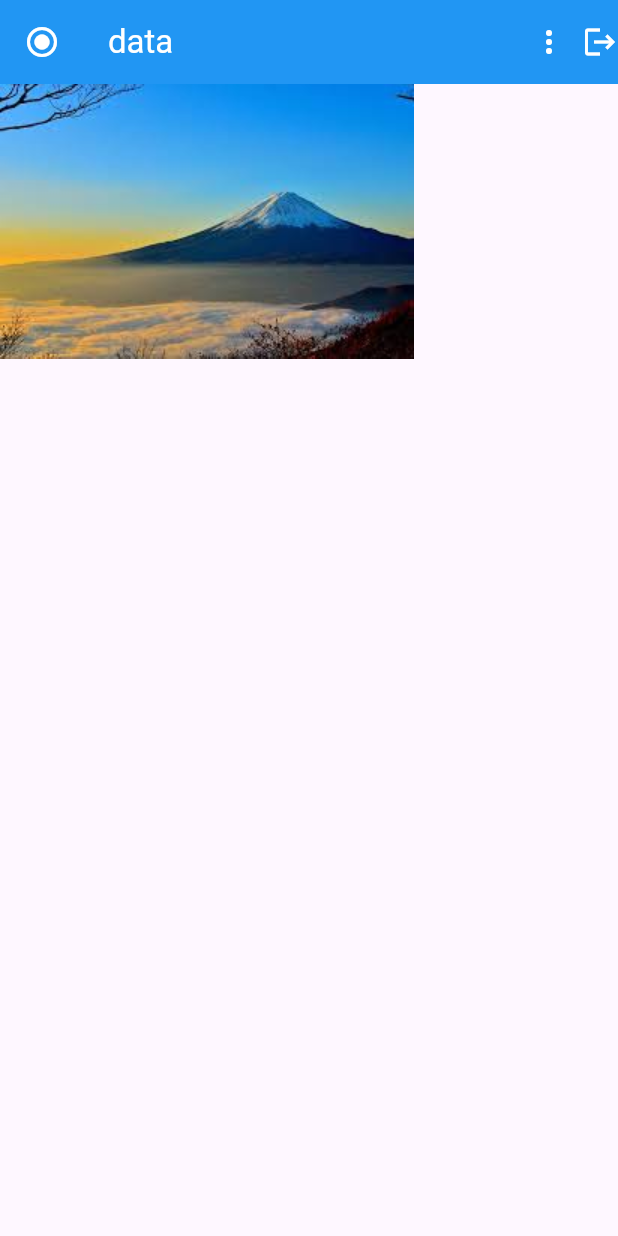
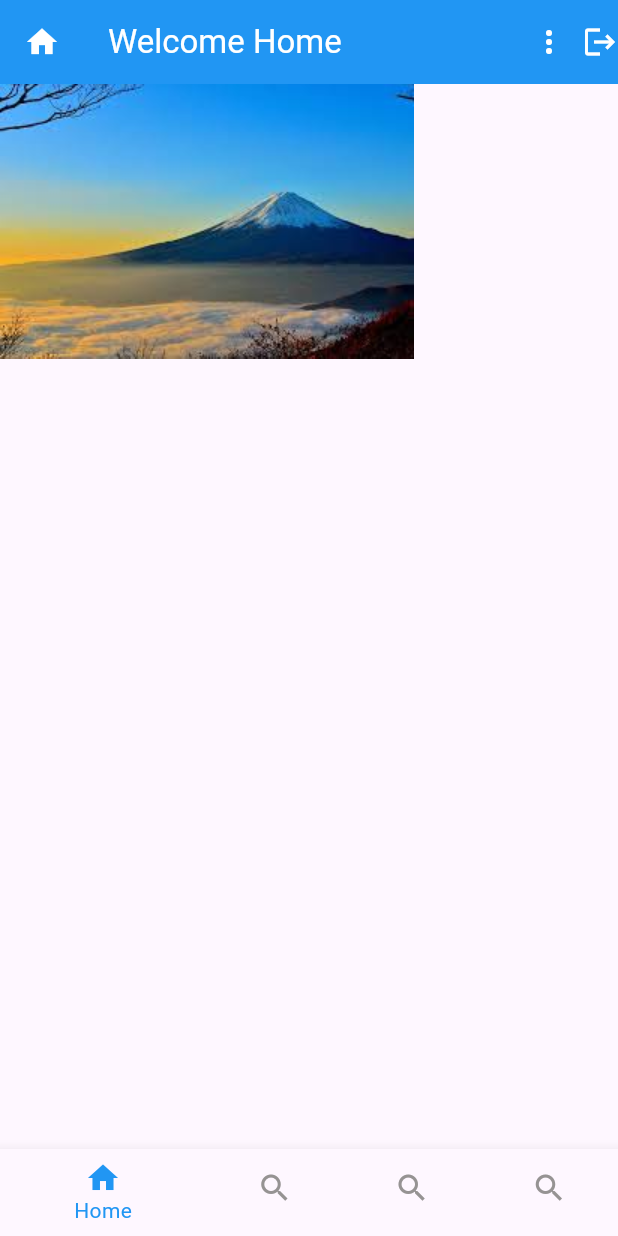
Before and after one commit to epoxy99/Widget_Praktikum, a Flutter app: the screen it shows after launch, on a phone screen of 412 x 824 dp. Run offline on Flutter 3.47's test engine with Material 3 defaults, Android fonts, the phone set to English and light mode, and no system bars.

Commit message:
scaffold_widget

```diff
--- a/lib/scaffold_widget.dart
+++ b/lib/scaffold_widget.dart
@@ -2,25 +2,67 @@ import 'package:flutter/cupertino.dart';
 import 'package:flutter/material.dart';
 import 'package:tugas_modul_widget/imageWidget.dart';
 
-class ScaffoldWidget extends StatelessWidget {
+class ScaffoldWidget extends StatefulWidget {
+
   const ScaffoldWidget({super.key});
 
+  @override
+  State<ScaffoldWidget> createState() => _ScaffoldWidgetState();
+}
+
+class _ScaffoldWidgetState extends State<ScaffoldWidget> {
+   var _selectedIndex = 0;
+   onTapBar(index){
+    setState(() {
+      _selectedIndex = index;
+    });
+
+   }
   @override
   Widget build(BuildContext context) {
     return Scaffold(
         appBar: AppBar(
-        title: Text('data'),
-        leading: IconButton(onPressed: (){},icon: Icon(Icons.radio_button_checked),),
+          title: Text('Welcome Home'),
+          leading: IconButton(
+            onPressed: () {},
+            icon: Icon(
+              Icons.home,
+            ),
+          ),
           backgroundColor: Colors.blue,
           foregroundColor: const Color.fromARGB(255, 255, 255, 255),
           actions: [
-          SizedBox(width: 10,),
+            SizedBox(
+              width: 10,
+            ),
             Icon(Icons.more_vert),
-          SizedBox(width: 10,),
+            SizedBox(
+              width: 10,
+            ),
             Icon(Icons.logout)
           ],
         ),
         body: ImageWidget(),
-    );
+        bottomNavigationBar: BottomNavigationBar(
+            selectedItemColor: Colors.blue,
+            unselectedItemColor: const Color.fromARGB(255, 150, 147, 147),
+            currentIndex: _selectedIndex,
+            onTap: onTapBar,
+            items: [
+              BottomNavigationBarItem(
+                icon: Icon(Icons.home),
+                label: "Home",
+              ),
+              BottomNavigationBarItem(
+                icon: Icon(Icons.search),
+                label: "Search",
+              ),
+              BottomNavigationBarItem(
+                icon: Icon(Icons.search),
+                label: "Search",),
+                BottomNavigationBarItem(
+                icon: Icon(Icons.search),
+                label: "Search",)
+            ]));
   }
 }
```
Also changed, not shown: lib/imageWidget.dart (+5 -2 lines). Lines whose indentation alone changed are shown as unchanged.
